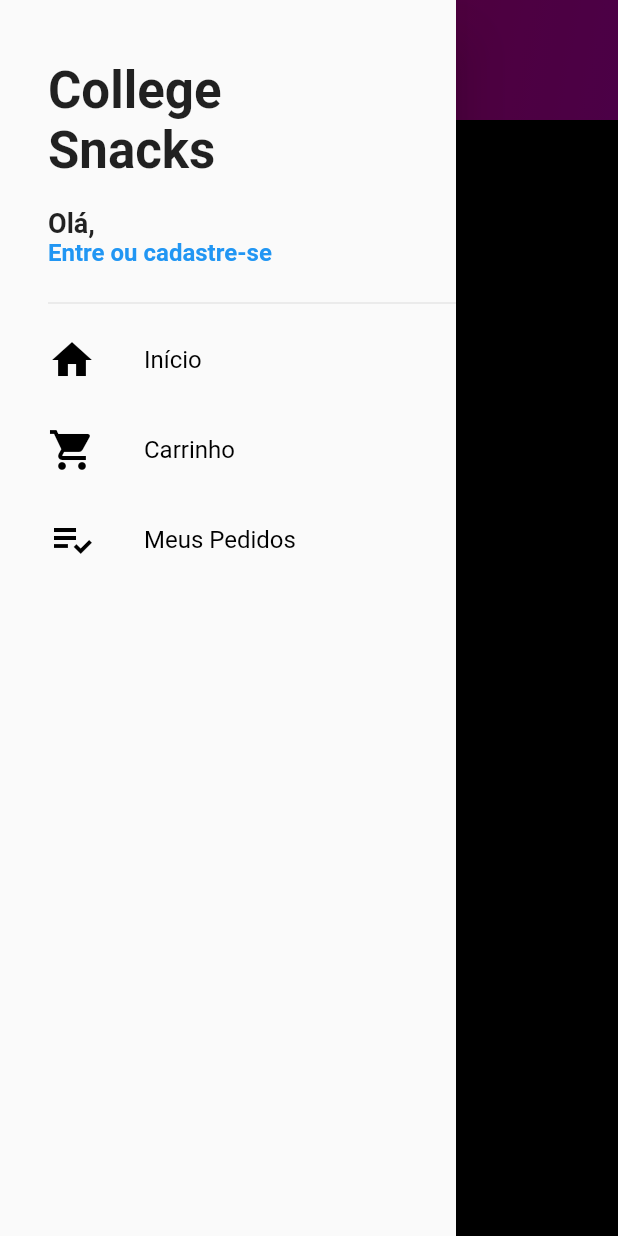
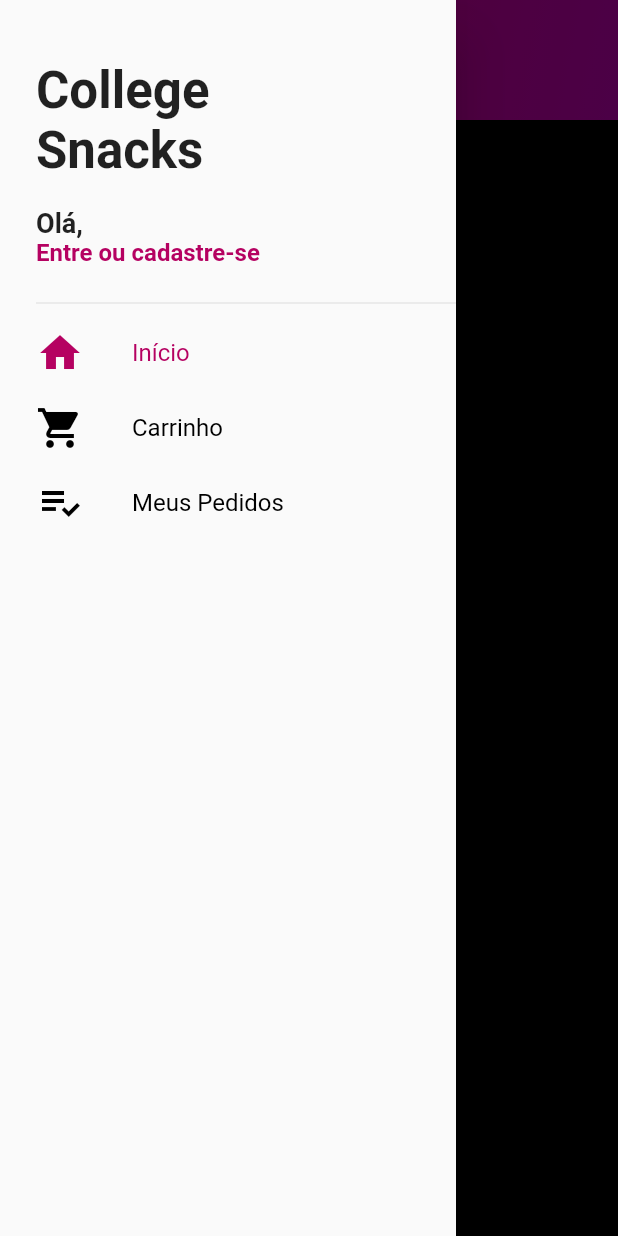
Before and after one commit to lucastsc/cs, a Flutter app: the screen it shows after launch, with the side drawer open, on a phone screen of 412 x 824 dp. Run offline on Flutter 3.47's test engine with Material 2 defaults, Android fonts, the phone set to English and light mode, and no system bars; our stand-ins replace cloud_firestore, firebase_auth; accounts and stored records are empty.

Commit message:
Changed DrawerTiles from CustomDrawer, created home_tab, Added functions to HomeScreen and SignUp Screen

```diff
--- /dev/null
+++ b/college_snacks/lib/Tabs/home_tab.dart
@@ -0,0 +1,63 @@
+import 'package:flutter/material.dart';
+import 'package:cloud_firestore/cloud_firestore.dart';
+
+class HomeTab extends StatefulWidget {
+  @override
+  _HomeTabState createState() => _HomeTabState();
+}
+
+class _HomeTabState extends State<HomeTab> {
+  @override
+  Widget build(BuildContext context) {
+    return FutureBuilder<QuerySnapshot>(
+      future: Firestore.instance.collection("images").getDocuments(),
+      builder: (context, snapshot){
+        if(!snapshot.hasData){
+          return Center(child: CircularProgressIndicator(),);
+        }
+        else{
+          return CustomScrollView(
+            slivers: <Widget>[
+              SliverAppBar( // AppBar that expands itself
+                  floating: false,
+                  pinned: true,
+                  snap: false,
+                  expandedHeight: 80, // The height of the bar when expanded
+                  flexibleSpace: FlexibleSpaceBar(
+                    title: Text("Restaurantes", style: TextStyle(fontSize: 14, fontWeight: FontWeight.w500),),
+                    centerTitle: true,
+                    background: Container(
+                      decoration: BoxDecoration(
+                          gradient: LinearGradient(
+                              colors: [ // Colors for the gradient
+                                Color.fromRGBO(181, 1, 97, 1),
+                                Color.fromRGBO(164, 1, 153, 1)
+                              ],
+                              begin: Alignment.topLeft, // Where the gradient begins
+                              end: Alignment.bottomRight // Where the gradient ends
+                          )
+                      ),
+                    ),
+                  ),
+                  backgroundColor: Color.fromRGBO(181, 1, 97, 1)
+              ),
+              SliverList(
+                delegate: SliverChildBuilderDelegate((context, index){
+                  return Container(
+                    margin: index == 0 ? EdgeInsets.only(top: 5.0, bottom: 2.5, right: 5.0, left: 5.0) : EdgeInsets.symmetric(horizontal: 5.0, vertical: 2.5),
+                    height: 150,
+                    width: 200,
+                    child: Card(
+                      child: Image.network(snapshot.data.documents[index]["url"], fit: BoxFit.cover,),
+                    ),
+                  );
+                }, childCount: snapshot.data.documents.length
+                ),
+              )
+            ],
+          );
+        }
+      },
+    );
+  }
+}
--- a/college_snacks/lib/Widgets/CustomDrawer.dart
+++ b/college_snacks/lib/Widgets/CustomDrawer.dart
@@ -6,6 +6,11 @@ import 'package:flutter/material.dart';
 import 'package:scoped_model/scoped_model.dart';
 
 class CustomDrawer extends StatelessWidget {
+
+  final PageController pageController;
+
+  CustomDrawer(this.pageController);
+
   @override
   Widget build(BuildContext context) {
     return Drawer(
@@ -13,7 +18,7 @@ class CustomDrawer extends StatelessWidget {
         children: <Widget>[
 
           ListView(
-            padding: EdgeInsets.only(left: 32.0,top: 16.0),
+            padding: EdgeInsets.only(left: 24.0,top: 16.0),
             children: <Widget>[
               Container(
                 margin: EdgeInsets.only(bottom: 8.0),
@@ -71,9 +76,9 @@ class CustomDrawer extends StatelessWidget {
                 ),
               ),
               Divider(),
-              DrawerTile(Icons.home,"Início"),
-              DrawerTile(Icons.shopping_cart,"Carrinho"),
-              DrawerTile(Icons.playlist_add_check,"Meus Pedidos"),
+              DrawerTile(Icons.home,"Início", pageController, 0),
+              DrawerTile(Icons.shopping_cart,"Carrinho", pageController, 1),
+              DrawerTile(Icons.playlist_add_check,"Meus Pedidos", pageController, 2),
             ],
           )
         ],
--- a/college_snacks/lib/main.dart
+++ b/college_snacks/lib/main.dart
@@ -9,6 +9,9 @@ void main(){
     ScopedModel<UserModel>(
         model: UserModel(),
         child: MaterialApp(
+          theme: ThemeData(
+            primaryColor: Color.fromRGBO(181, 1, 97, 1)
+          ),
           home: HomeScreen(),
           debugShowCheckedModeBanner: false,
         ))
--- a/college_snacks/lib/screens/HomeScreen.dart
+++ b/college_snacks/lib/screens/HomeScreen.dart
@@ -1,63 +1,40 @@
+import 'package:college_snacks/Tabs/home_tab.dart';
 import 'package:college_snacks/Widgets/CustomDrawer.dart';
 import 'package:flutter/material.dart';
 import 'package:cloud_firestore/cloud_firestore.dart';
 
+PageController pageController = new PageController(); // PageController for PageView
+
 class HomeScreen extends StatelessWidget {
   @override
+
   Widget build(BuildContext context) {
-    return Scaffold(
-      drawer: CustomDrawer(), // Still need to create
+    return PageView(// Every child of PageView is a screen
+      controller: pageController,
+      physics: NeverScrollableScrollPhysics(),
+      children: <Widget>[
+        Scaffold(
+          drawer: CustomDrawer(pageController), // Still need to create
           backgroundColor: Colors.black,
-      body: FutureBuilder<QuerySnapshot>(
-        future: Firestore.instance.collection("images").getDocuments(),
-        builder: (context, snapshot){
-          if(!snapshot.hasData){
-            return Center(child: CircularProgressIndicator(),);
-          }
-          else{
-            return CustomScrollView(
-              slivers: <Widget>[
-                SliverAppBar( // AppBar that expands itself
-                  floating: false,
-                  pinned: true,
-                  snap: false,
-                  expandedHeight: 80, // The height of the bar when expanded
-                  flexibleSpace: FlexibleSpaceBar(
-                    title: Text("Restaurantes", style: TextStyle(fontSize: 14, fontWeight: FontWeight.w500),),
+          body: HomeTab()
+        ),
+        Scaffold(
+          appBar: AppBar(
+            title: Text("Carrinho"), backgroundColor: Theme.of(context).primaryColor,
             centerTitle: true,
-                    background: Container(
-                      decoration: BoxDecoration(
-                          gradient: LinearGradient(
-                              colors: [ // Colors for the gradient
-                                Color.fromRGBO(181, 1, 97, 1),
-                                Color.fromRGBO(164, 1, 153, 1)
-                              ],
-                              begin: Alignment.topLeft, // Where the gradient begins
-                              end: Alignment.bottomRight // Where the gradient ends
-                          )
           ),
+          drawer: CustomDrawer(pageController),
+          body: Container(color: Colors.red,),
         ),
+        Scaffold(
+          appBar: AppBar(
+            title: Text("Carrinho"), backgroundColor: Theme.of(context).primaryColor,
+            centerTitle: true,
           ),
-                    backgroundColor: Color.fromRGBO(181, 1, 97, 1)
-                ),
-                SliverList(
-                  delegate: SliverChildBuilderDelegate((context, index){
-                    return Container(
-                      margin: index == 0 ? EdgeInsets.only(top: 5.0, bottom: 2.5, right: 5.0, left: 5.0) : EdgeInsets.symmetric(horizontal: 5.0, vertical: 2.5),
-                      height: 150,
-                      width: 200,
-                      child: Card(
-                        child: Image.network(snapshot.data.documents[index]["url"], fit: BoxFit.cover,),
-                      ),
-                    );
-                  }, childCount: snapshot.data.documents.length
-                  ),
+          drawer: CustomDrawer(pageController),
+          body: Container(color: Colors.black,),
         )
       ],
     );
   }
-        },
-      ),
-    );
 }
-}
--- a/college_snacks/lib/screens/signup_screen.dart
+++ b/college_snacks/lib/screens/signup_screen.dart
@@ -69,7 +69,10 @@ class _SignUpScreenState extends State<SignUpScreen> {
                       return "Senha inválida!";
                   },
                 ),
-                RaisedButton(
+                SizedBox(height: 20.0,),
+                SizedBox(
+                  height: 40.0,
+                  child: RaisedButton(
                     child: Text(
                       "Criar Conta",
                       style: TextStyle(
@@ -92,6 +95,7 @@ class _SignUpScreenState extends State<SignUpScreen> {
                             onFail: _onFail);
                       }
                     },
+                  ),
                 )
               ],
             ),
--- a/college_snacks/lib/tiles/drawer_tile.dart
+++ b/college_snacks/lib/tiles/drawer_tile.dart
@@ -4,31 +4,34 @@ class DrawerTile extends StatelessWidget {
 
   final IconData icon;
   final String text;
+  final PageController pageController;
+  final int pageNumber;
 
-  DrawerTile(this.icon,this.text);//constructor
+  DrawerTile(this.icon,this.text, this.pageController, this.pageNumber);//constructor
 
   @override
   Widget build(BuildContext context) {
     return Material(
       child: InkWell(
         onTap: (){
-
+          Navigator.of(context).pop(); //Closes the Navigation Drawer
+          pageController.jumpToPage(pageNumber); // Jump to page from that correspond to the DrawerTile
         },
         child: Container(
-          height: 60.0,
+          height: 50.0,
           child: Row(
             children: <Widget>[
               Icon(
                 icon,
                 size: 32.0,
-                color: Colors.black,
+                color: pageController.page.round() == pageNumber ? Theme.of(context).primaryColor : Colors.black,
               ),
               SizedBox(width: 32.0,),//it puts a space between the icon and the text, in the NavigationDrawer,
               Text(
                 text,
                 style: TextStyle(
                   fontSize: 16.0,
-                  color: Colors.black
+                  color: pageController.page.round() == pageNumber ? Theme.of(context).primaryColor : Colors.black
                 ),
               )
             ],
```
Lines whose indentation alone changed are shown as unchanged.
